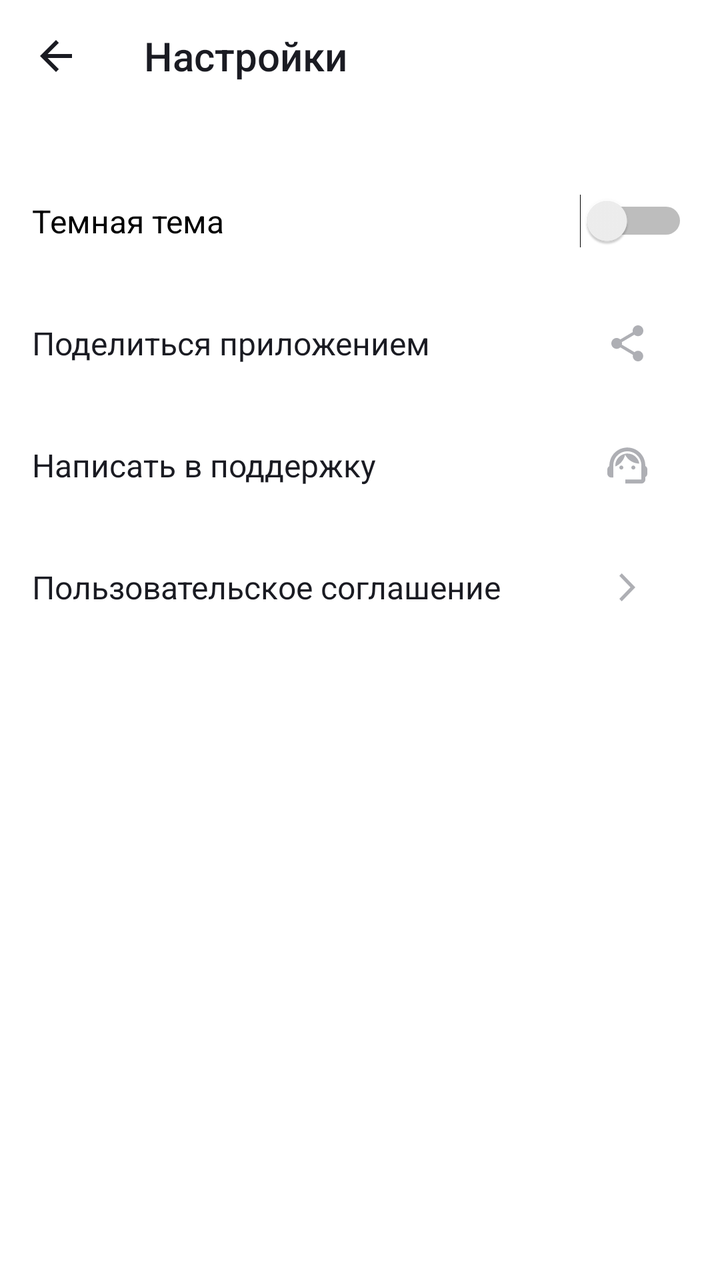
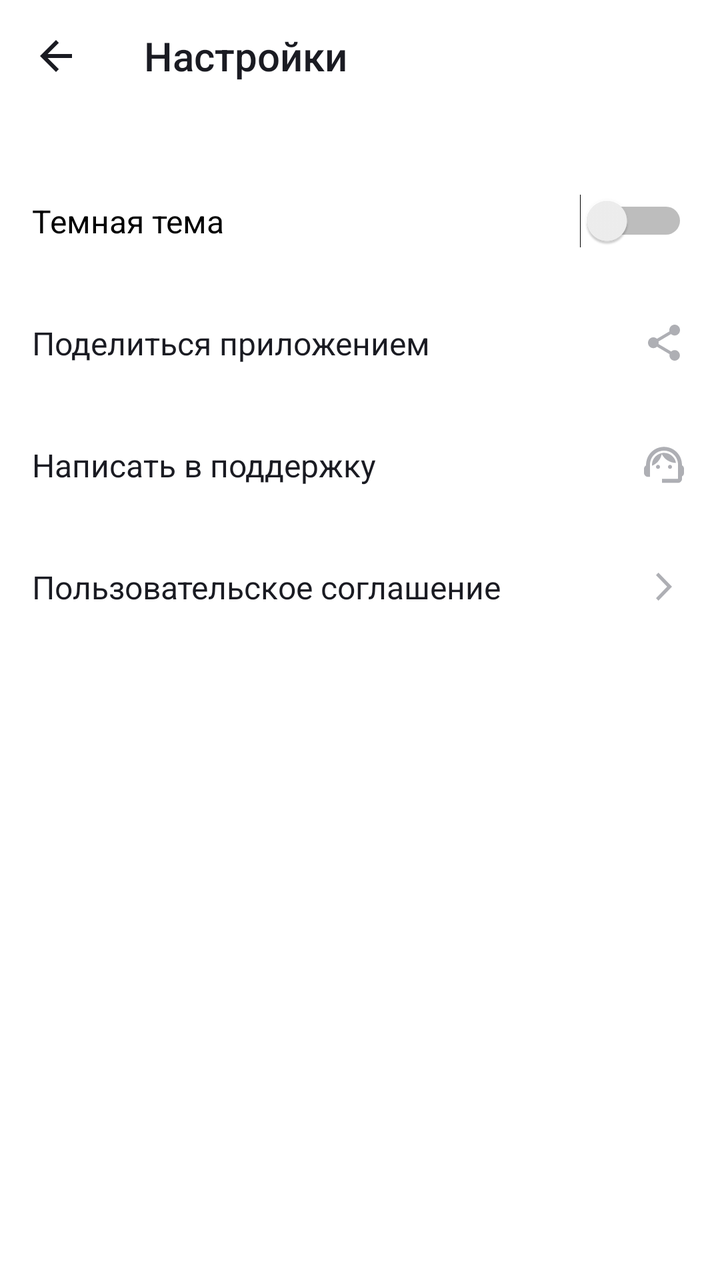

Before-and-after screenshots of an Android layout around one commit, followed by the original layout XML and the change that was made.
<!-- AndroidManifest.xml: application theme Theme.MaterialComponents.DayNight.NoActionBar -->
<!-- res/layout/activity_settings.xml -->
<?xml version="1.0" encoding="utf-8"?>
<LinearLayout xmlns:android="http://schemas.android.com/apk/res/android"
    xmlns:tools="http://schemas.android.com/tools"
    android:layout_height="match_parent"
    android:layout_width="match_parent"
    xmlns:app="http://schemas.android.com/apk/res-auto"
    android:background="@color/white"
    android:orientation="vertical">
    <Toolbar
        android:id="@+id/back_button"
        android:layout_width="match_parent"
        android:layout_height="@dimen/header_size"
        android:backgroundTint="@color/white"
        android:textColor="@color/pm_black"
        android:titleTextColor="@color/pm_black"
        android:navigationIcon="@drawable/ic_back_arrow_24"
        android:title="@string/settings_name"
        android:textSize="@dimen/item_settings_title_size"
        />
    <LinearLayout
        android:layout_width="match_parent"
        android:layout_height="wrap_content"
        android:orientation="vertical"
        android:paddingTop="@dimen/padding_setting"
        tools:ignore="UseSwitchCompatOrMaterialXml"
        android:showDividers="none"
        >
        <LinearLayout
            android:layout_width="match_parent"
            android:layout_height="@dimen/item_settings_height"
            android:orientation="horizontal"
            android:paddingHorizontal="@dimen/margin_left_right_size"
            android:gravity="center_vertical"
            android:background="?attr/selectableItemBackground">

            <TextView
                android:layout_width="0dp"
                android:layout_height="wrap_content"
                android:layout_weight="1"
                android:text="@string/dark_theme_name"
                android:textColor="@color/black"
                android:textSize="@dimen/text_setting_size"
                android:textFontWeight="400"                />

            <Switch
                android:layout_width="wrap_content"
                android:layout_height="wrap_content"

                tools:ignore="UseSwitchCompatOrMaterialXml" />
        </LinearLayout>

        <LinearLayout
            android:layout_width="match_parent"
            android:layout_height="@dimen/item_settings_height"
            android:orientation="horizontal"
            android:paddingHorizontal="@dimen/margin_left_right_size"
            android:gravity="center_vertical"
            android:background="?attr/selectableItemBackground">

            <TextView
                android:layout_width="0dp"
                android:layout_height="wrap_content"
                android:layout_weight="1"
                android:text="@string/app_share"
                android:textColor="@color/pm_black"
                android:textSize="@dimen/text_setting_size"
                android:textFontWeight="400"
                />

            <ImageButton
                android:layout_width="@dimen/item_settings_height"
                android:layout_height="match_parent"
                android:layout_margin="0dp"
                android:backgroundTint="@color/white"
                android:padding="0dp"
                android:src="@drawable/ic_share_24"
                android:contentDescription="@string/app_share"
                />
        </LinearLayout>

        <LinearLayout
            android:layout_width="match_parent"
            android:layout_height="@dimen/item_settings_height"
            android:orientation="horizontal"
            android:paddingHorizontal="@dimen/margin_left_right_size"
            android:gravity="center_vertical"
            >

            <TextView
                android:layout_width="0dp"
                android:layout_height="wrap_content"
                android:layout_weight="1"
                android:text="@string/btn_write_support"
                android:textColor="@color/pm_black"
                android:textSize="@dimen/text_setting_size"
                android:textFontWeight="400"
                />

            <ImageButton
                android:layout_width="@dimen/item_settings_height"
                android:layout_height="match_parent"
                android:layout_margin="0dp"
                android:backgroundTint="@color/white"
                android:padding="0dp"
                android:src="@drawable/ic_support_24"
                android:contentDescription="@string/btn_write_support"
                />
        </LinearLayout>

        <LinearLayout
            android:layout_width="match_parent"
            android:layout_height="@dimen/item_settings_height"
            android:orientation="horizontal"
            android:paddingHorizontal="@dimen/margin_left_right_size"
            android:gravity="center_vertical"
            >
            <TextView
                android:layout_width="0dp"
                android:layout_height="wrap_content"
                android:layout_weight="1"
                android:text="@string/btn_user_license"
                android:textColor="@color/pm_black"
                android:textSize="@dimen/text_setting_size"
                android:textFontWeight="400"
                />

            <ImageButton
                android:layout_width="@dimen/item_settings_height"
                android:layout_height="match_parent"
                android:layout_margin="0dp"
                android:backgroundTint="@color/white"
                android:padding="0dp"
                android:src="@drawable/ic_forward_24"
                android:contentDescription="@string/btn_user_license"
                />
        </LinearLayout>

    </LinearLayout>
</LinearLayout>
<!-- resources referenced by this layout -->
<resources>
  <color name="black">#FF000000</color>
  <color name="pm_black">#1A1B22</color>
  <color name="white">#FFFFFFFF</color>
  <dimen name="header_size">56dp</dimen>
  <dimen name="item_settings_height">61dp</dimen>
  <dimen name="item_settings_title_size">22px</dimen>
  <dimen name="margin_left_right_size">16dp</dimen>
  <dimen name="padding_setting">24dp</dimen>
  <dimen name="text_setting_size">16sp</dimen>
  <!-- drawable ic_back_arrow_24 (drawable) -->
  <vector xmlns:android="http://schemas.android.com/apk/res/android"
      android:width="24dp"
      android:height="24dp"
      android:viewportWidth="24"
      android:viewportHeight="24">
    <path
        android:pathData="M20 11H7.83L13.42 5.41L12 4L4 12L12 20L13.41 18.59L7.83 13H20V11Z"
        android:fillColor="#1A1B22"/>
  </vector>
  <!-- drawable ic_forward_24 (drawable) -->
  <vector xmlns:android="http://schemas.android.com/apk/res/android"
      android:width="24dp"
      android:height="24dp"
      android:viewportWidth="24"
      android:viewportHeight="24">
    <path
        android:pathData="M8 17.7485L9.21337 19L16 12L9.21337 5L8 6.25152L13.5733 12L8 17.7485Z"
        android:fillColor="#AEAFB4"/>
  </vector>
  <!-- drawable ic_share_24 (drawable) -->
  <vector xmlns:android="http://schemas.android.com/apk/res/android"
      android:width="24dp"
      android:height="24dp"
      android:viewportWidth="24"
      android:viewportHeight="24">
    <path
        android:pathData="M17.3333 15.7229C16.6578 15.7229 16.0533 15.994 15.5911 16.4187L9.25333 12.6687C9.29778 12.4608 9.33333 12.253 9.33333 12.0361C9.33333 11.8193 9.29778 11.6114 9.25333 11.4036L15.52 7.68976C16 8.14157 16.6311 8.42169 17.3333 8.42169C18.8089 8.42169 20 7.21084 20 5.71084C20 4.21084 18.8089 3 17.3333 3C15.8578 3 14.6667 4.21084 14.6667 5.71084C14.6667 5.92771 14.7022 6.13554 14.7467 6.34337L8.48 10.0572C8 9.60542 7.36889 9.3253 6.66667 9.3253C5.19111 9.3253 4 10.5361 4 12.0361C4 13.5361 5.19111 14.747 6.66667 14.747C7.36889 14.747 8 14.4669 8.48 14.0151L14.8089 17.7741C14.7644 17.9639 14.7378 18.1627 14.7378 18.3614C14.7378 19.8163 15.9022 21 17.3333 21C18.7644 21 19.9289 19.8163 19.9289 18.3614C19.9289 16.9066 18.7644 15.7229 17.3333 15.7229Z"
        android:fillColor="#AEAFB4"/>
  </vector>
  <!-- drawable ic_support_24 (drawable) -->
  <vector xmlns:android="http://schemas.android.com/apk/res/android"
      android:width="24dp"
      android:height="24dp"
      android:viewportWidth="24"
      android:viewportHeight="24">
    <path
        android:pathData="M21 12.3201C21 6.8301 16.74 3.1001 12 3.1001C7.31 3.1001 3 6.7501 3 12.3801C2.4 12.7201 2 13.3601 2 14.1001V16.1001C2 17.2001 2.9 18.1001 4 18.1001H5V12.0001C5 8.1301 8.13 5.0001 12 5.0001C15.87 5.0001 19 8.1301 19 12.0001V19.1001H11V21.1001H19C20.1 21.1001 21 20.2001 21 19.1001V17.8801C21.59 17.5701 22 16.9601 22 16.2401V13.9401C22 13.2401 21.59 12.6301 21 12.3201Z"
        android:fillColor="#AEAFB4"/>
    <path
        android:pathData="M9 14.1001C9.55228 14.1001 10 13.6524 10 13.1001C10 12.5478 9.55228 12.1001 9 12.1001C8.44772 12.1001 8 12.5478 8 13.1001C8 13.6524 8.44772 14.1001 9 14.1001Z"
        android:fillColor="#AEAFB4"/>
    <path
        android:pathData="M15 14.1001C15.5523 14.1001 16 13.6524 16 13.1001C16 12.5478 15.5523 12.1001 15 12.1001C14.4477 12.1001 14 12.5478 14 13.1001C14 13.6524 14.4477 14.1001 15 14.1001Z"
        android:fillColor="#AEAFB4"/>
    <path
        android:pathData="M18 11.1301C17.52 8.2801 15.04 6.1001 12.05 6.1001C9.01997 6.1001 5.75997 8.6101 6.01997 12.5501C8.48997 11.5401 10.35 9.3401 10.88 6.6601C12.19 9.2901 14.88 11.1001 18 11.1301Z"
        android:fillColor="#AEAFB4"/>
  </vector>
  <string name="app_share">Поделиться приложением</string>
  <string name="btn_user_license">Пользовательское соглашение</string>
  <string name="btn_write_support">Написать в поддержку</string>
  <string name="dark_theme_name">Темная тема</string>
  <string name="settings_name">Настройки</string>
</resources>

<!-- the commit's change to res/layout/activity_settings.xml (unified diff, before → after) -->
@@ -68,11 +68,11 @@
                 />
 
             <ImageButton
-                android:layout_width="@dimen/item_settings_height"
-                android:layout_height="match_parent"
+                android:layout_width="24dp"
+                android:layout_height="24dp"
                 android:layout_margin="0dp"
                 android:backgroundTint="@color/white"
-                android:padding="0dp"
+                android:paddingRight="12dp"
                 android:src="@drawable/ic_share_24"
                 android:contentDescription="@string/app_share"
                 />
@@ -97,11 +97,11 @@
                 />
 
             <ImageButton
-                android:layout_width="@dimen/item_settings_height"
-                android:layout_height="match_parent"
+                android:layout_width="24dp"
+                android:layout_height="24dp"
                 android:layout_margin="0dp"
                 android:backgroundTint="@color/white"
-                android:padding="0dp"
+                android:paddingRight="12dp"
                 android:src="@drawable/ic_support_24"
                 android:contentDescription="@string/btn_write_support"
                 />
@@ -125,11 +125,11 @@
                 />
 
             <ImageButton
-                android:layout_width="@dimen/item_settings_height"
-                android:layout_height="match_parent"
+                android:layout_width="24dp"
+                android:layout_height="24dp"
                 android:layout_margin="0dp"
                 android:backgroundTint="@color/white"
-                android:padding="0dp"
+                android:paddingRight="12dp"
                 android:src="@drawable/ic_forward_24"
                 android:contentDescription="@string/btn_user_license"
                 />
